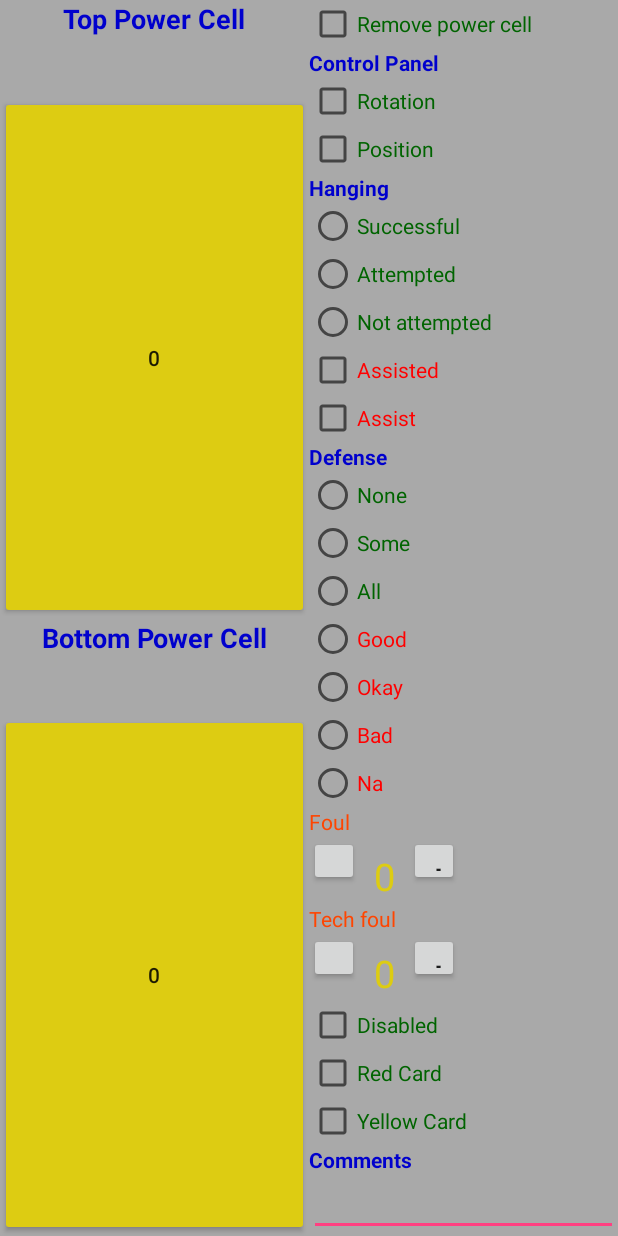
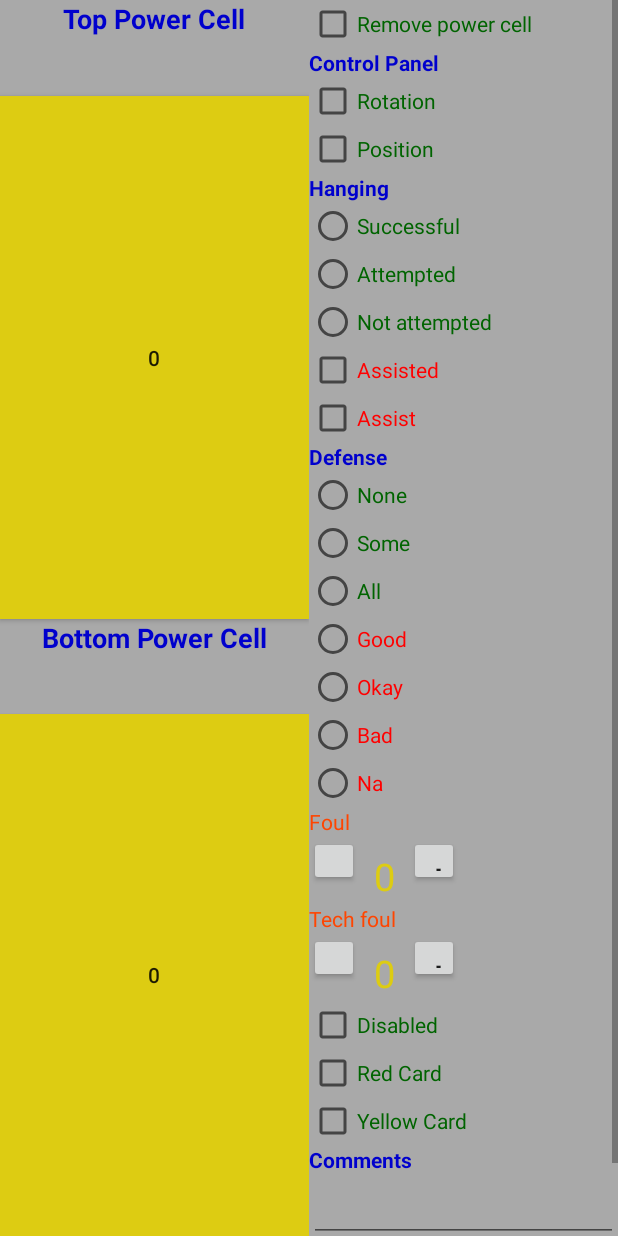
Before and after one commit to FRC701/scouting2020, an Android app: the layout fragment_tele.xml on its own in the app's theme, with its tools: preview values and no code run, on a phone screen of 412 x 824 dp. Run offline under Robolectric (Android 15) with nearby library versions, the phone set to English and light mode, and no system bars; plain views replace TabView.

Commit message:
debugggggg match scouting

```diff
--- a/Saga/app/src/main/java/com/vandenrobotics/saga/data/model/Stats.java
+++ b/Saga/app/src/main/java/com/vandenrobotics/saga/data/model/Stats.java
@@ -199,9 +199,6 @@ public class Stats {
     public int getBottomPCellAuto () { return bottomPCellAuto; }
     public void setBottomPCellAuto (int i) { bottomPCellAuto = i; }
 
-    public int getRemoveBallsAuto () {return removeBallsAuto; }
-    public void setRemoveBallsAuto (int i) { removeBallsAuto = i; }
-
     public int getCrossLineAuto () {return crossLineAuto; }
     public void setCrossLineAuto (int i) { crossLineAuto = i; }
 
--- a/Saga/app/src/main/res/layout/fragment_tele.xml
+++ b/Saga/app/src/main/res/layout/fragment_tele.xml
@@ -28,9 +28,8 @@
             android:layout_height="match_parent"
             android:layout_weight="1"
             android:id="@+id/teleTopPC"
-            android:backgroundTint="@color/Goldish"
-            android:text="@string/_0"
-            android:onClick="OnClickPC"/>
+            android:background="@color/Goldish"
+            android:text="@string/_0"/>
         <TextView
             android:layout_width="match_parent"
             android:layout_height="match_parent"
@@ -45,11 +44,10 @@
             android:layout_height="match_parent"
             android:text="@string/_0"
             android:id="@+id/teleBottomPC"
-            android:backgroundTint="@color/Goldish"
-            android:layout_weight="1"
-            android:onClick="OnClickPC"/>
+            android:background="@color/Goldish"
+            android:layout_weight="1"/>
     </LinearLayout>
-    <android.support.v7.widget.ScrollingTabContainerView.TabView
+    <ScrollView
         android:layout_width="match_parent"
         android:layout_height="match_parent"
         android:layout_weight="1">
@@ -251,5 +249,5 @@
                 android:id="@+id/finishMatch_Btn"
                 android:onClick="finishMatch"/>
         </LinearLayout>
-    </android.support.v7.widget.ScrollingTabContainerView.TabView>
+    </ScrollView>
 </LinearLayout>
```
Also changed, not shown: Saga/app/src/main/java/com/vandenrobotics/saga/tabs/AutoFragment.java (+17 -10 lines), Saga/app/src/main/java/com/vandenrobotics/saga/tabs/TeleFragment.java (+30 -19 lines), Saga/app/src/main/res/layout/fragment_auto.xml (+4 -6 lines), Saga/app/gradle/wrapper/gradle-wrapper.properties (added), 3 other files.
